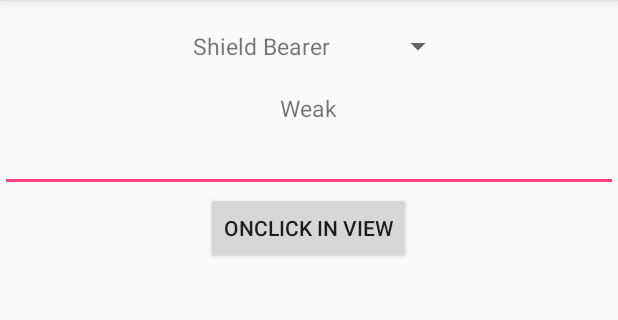
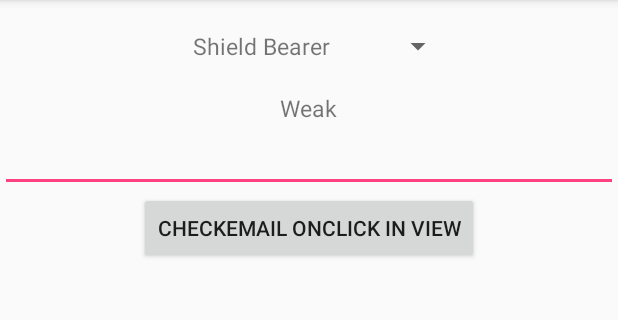
Before and after one commit to cleancoder7/MvvmTrip, an Android app: the WarriorFragment screen opened directly, with no data from a screen before it, on a phone screen of 412 x 824 dp, the part 84-404 px from its top. Run offline under Robolectric (Android 15) with nearby library versions, the phone set to English and light mode, and no system bars; our stand-ins replace Dagger/Hilt's generated code, RxJava, Timber; libraries missing offline, so code that uses them is left out: com.jakewharton.rxbinding2; 1 statement that could not run was skipped.

Commit message:
change buttons texts

```diff
--- a/app/src/main/res/layout/message_fragment.xml
+++ b/app/src/main/res/layout/message_fragment.xml
@@ -32,10 +32,10 @@
         android:id="@+id/btnCheckEmailInView"
         android:layout_width="wrap_content"
         android:layout_height="wrap_content"
-        android:text="onClick in View"
+        android:text="checkEmail onClick in View"
         app:layout_constraintLeft_toLeftOf="@id/message"
         app:layout_constraintRight_toRightOf="@id/message"
         app:layout_constraintTop_toBottomOf="@id/inputEmail"
-        tools:text="onClick in View" />
+        tools:text="checkEmail onClick in View" />
 
 </android.support.constraint.ConstraintLayout>
--- a/app/src/main/res/layout/warrior_fragment.xml
+++ b/app/src/main/res/layout/warrior_fragment.xml
@@ -29,6 +29,6 @@
         android:layout_width="wrap_content"
         android:layout_height="wrap_content"
         android:layout_gravity="center_horizontal"
-        android:text="onClick in View"
-        tools:text="onClick in View" />
+        android:text="checkEmail onClick in View"
+        tools:text="checkEmail onClick in View" />
 </LinearLayout>
```
Also changed, not shown: app/src/main/res/layout/user_fragment.xml (+4 -4 lines).
